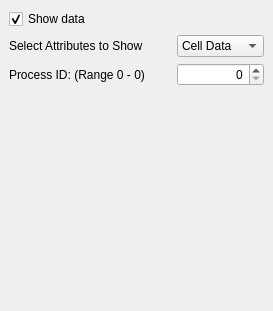
Above: Qt/Components/Resources/UI/pqSpreadSheetDisplayEditor.ui from wildmichael/ParaView3-enhancements-old before the change. Below: the same form after it.
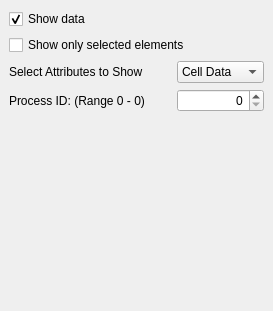
That is the form after the change.

Commit message: ENH: Added ability to show only the selected elements in the selection inspector. There's a new check box on the display panel to show selected entires alone.

```diff
--- a/Qt/Components/Resources/UI/pqSpreadSheetDisplayEditor.ui
+++ b/Qt/Components/Resources/UI/pqSpreadSheetDisplayEditor.ui
@@ -19,7 +19,7 @@
    <property name="spacing" >
     <number>6</number>
    </property>
-   <item row="1" column="0" colspan="2" >
+   <item row="2" column="0" colspan="2" >
     <widget class="QLabel" name="label" >
      <property name="text" >
       <string>Select Attributes to Show</string>
@@ -36,33 +36,7 @@
      </property>
     </widget>
    </item>
-   <item row="1" column="2" >
-    <widget class="QComboBox" name="AttributeMode" >
-     <item>
-      <property name="text" >
-       <string>Cell Data</string>
-      </property>
-     </item>
-     <item>
-      <property name="text" >
-       <string>Point Data</string>
-      </property>
-     </item>
-     <item>
-      <property name="text" >
-       <string>Field Data</string>
-      </property>
-     </item>
-    </widget>
-   </item>
-   <item row="2" column="0" >
-    <widget class="QLabel" name="ProcessIDLabel" >
-     <property name="text" >
-      <string>Process ID: (Range 0 - 0)</string>
-     </property>
-    </widget>
-   </item>
-   <item row="2" column="2" >
+   <item row="3" column="2" >
     <widget class="QSpinBox" name="ProcessID" >
      <property name="alignment" >
       <set>Qt::AlignRight</set>
@@ -72,7 +46,7 @@
      </property>
     </widget>
    </item>
-   <item row="3" column="1" >
+   <item row="4" column="1" >
     <spacer>
      <property name="orientation" >
       <enum>Qt::Vertical</enum>
@@ -85,6 +59,42 @@
      </property>
     </spacer>
    </item>
+   <item row="2" column="2" >
+    <widget class="QComboBox" name="AttributeMode" >
+     <item>
+      <property name="text" >
+       <string>Cell Data</string>
+      </property>
+     </item>
+     <item>
+      <property name="text" >
+       <string>Point Data</string>
+      </property>
+     </item>
+     <item>
+      <property name="text" >
+       <string>Field Data</string>
+      </property>
+     </item>
+    </widget>
+   </item>
+   <item row="3" column="0" >
+    <widget class="QLabel" name="ProcessIDLabel" >
+     <property name="text" >
+      <string>Process ID: (Range 0 - 0)</string>
+     </property>
+    </widget>
+   </item>
+   <item row="1" column="0" colspan="3" >
+    <widget class="QCheckBox" name="SelectionOnly" >
+     <property name="toolTip" >
+      <string>&lt;html>When checked, only selected items will be shown in the view&lt;/html></string>
+     </property>
+     <property name="text" >
+      <string>Show only selected elements</string>
+     </property>
+    </widget>
+   </item>
   </layout>
  </widget>
  <resources/>
```
The commit also changes 7 other files.
